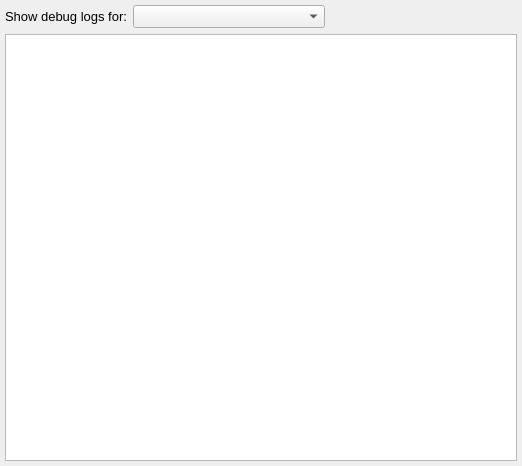
Above: src/AnyWave/Debug/AwDebugLogWidget.ui from HIP-infrastructure/anywave-code before the change. Below: the same form after it.
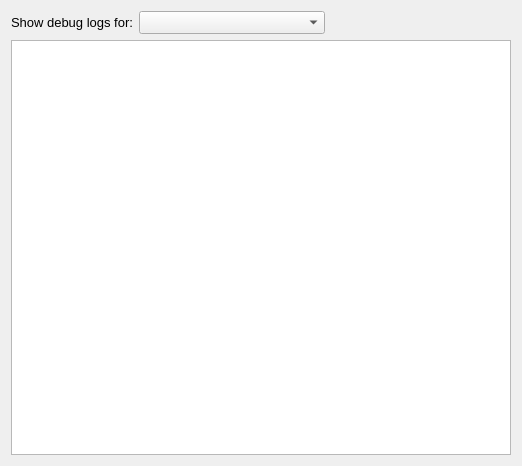
That is the form after the change. Icons and pictures are not drawn. Custom widgets are drawn as their Qt base class.

Patch:
```diff
--- a/src/AnyWave/Debug/AwDebugLogWidget.ui
+++ b/src/AnyWave/Debug/AwDebugLogWidget.ui
@@ -24,21 +24,7 @@
     <normaloff>:/images/AnyWave_icon.png</normaloff>:/images/AnyWave_icon.png</iconset>
   </property>
   <layout class="QGridLayout" name="gridLayout">
-   <property name="leftMargin">
-    <number>5</number>
-   </property>
-   <property name="topMargin">
-    <number>5</number>
-   </property>
-   <property name="rightMargin">
-    <number>5</number>
-   </property>
-   <property name="bottomMargin">
-    <number>5</number>
-   </property>
    <item row="0" column="0">
-    <layout class="QVBoxLayout" name="verticalLayout">
-     <item>
       <layout class="QHBoxLayout" name="horizontalLayout">
        <item>
         <widget class="QLabel" name="label">
@@ -78,24 +64,26 @@
        </item>
       </layout>
      </item>
-     <item>
-      <widget class="QTextEdit" name="textEditLogs">
+   <item row="1" column="0">
+    <widget class="AwLogPlainTextEdit" name="plainTextEditLogs">
        <property name="font">
         <font>
          <family>Arial</family>
          <pointsize>14</pointsize>
         </font>
        </property>
-       <property name="readOnly">
-        <bool>true</bool>
-       </property>
-      </widget>
-     </item>
-    </layout>
+    </widget>
    </item>
   </layout>
  </widget>
  <layoutdefault spacing="6" margin="11"/>
+ <customwidgets>
+  <customwidget>
+   <class>AwLogPlainTextEdit</class>
+   <extends>QPlainTextEdit</extends>
+   <header>Process/AwLogPlainTextEdit.h</header>
+  </customwidget>
+ </customwidgets>
  <resources>
   <include location="../../../resources/AnyWave.qrc"/>
  </resources>
```
Lines whose indentation alone changed are shown as unchanged.
